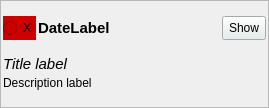
GrzegorzDomaradzki/TimelineArchitect, file TimelineArchitect/eventframe_View.ui: the form before one commit.
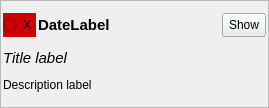
The form after the commit.

Patch:
```diff
--- a/TimelineArchitect/eventframe_View.ui
+++ b/TimelineArchitect/eventframe_View.ui
@@ -1019,6 +1019,9 @@
      </item>
      <item>
       <layout class="QVBoxLayout" name="verticalLayout" stretch="1,2">
+       <property name="spacing">
+        <number>10</number>
+       </property>
        <item>
         <widget class="QLabel" name="TitleLab">
          <property name="maximumSize">
```
